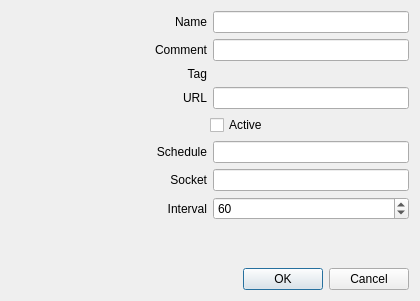
This is sources/awesomewidgets/extnetworkrequest.ui in arcan1s/awesome-widgets as Qt 5 draws it before an edit. The edited form follows.
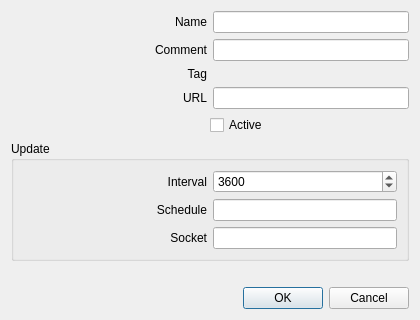
This is the edited form.

```diff
--- a/sources/awesomewidgets/extnetworkrequest.ui
+++ b/sources/awesomewidgets/extnetworkrequest.ui
@@ -7,7 +7,7 @@
     <x>0</x>
     <y>0</y>
     <width>420</width>
-    <height>301</height>
+    <height>320</height>
    </rect>
   </property>
   <property name="windowTitle">
@@ -135,51 +135,11 @@
     </layout>
    </item>
    <item>
-    <layout class="QHBoxLayout" name="layout_schedule">
-     <item>
-      <widget class="QLabel" name="label_schedule">
-       <property name="sizePolicy">
-        <sizepolicy hsizetype="Expanding" vsizetype="Preferred">
-         <horstretch>0</horstretch>
-         <verstretch>0</verstretch>
-        </sizepolicy>
-       </property>
-       <property name="text">
-        <string>Schedule</string>
-       </property>
-       <property name="alignment">
-        <set>Qt::AlignRight|Qt::AlignTrailing|Qt::AlignVCenter</set>
-       </property>
-      </widget>
-     </item>
-     <item>
-      <widget class="QLineEdit" name="lineEdit_schedule"/>
-     </item>
-    </layout>
-   </item>
-   <item>
-    <layout class="QHBoxLayout" name="layout_socket">
-     <item>
-      <widget class="QLabel" name="label_socket">
-       <property name="sizePolicy">
-        <sizepolicy hsizetype="Expanding" vsizetype="Preferred">
-         <horstretch>0</horstretch>
-         <verstretch>0</verstretch>
-        </sizepolicy>
-       </property>
-       <property name="text">
-        <string>Socket</string>
-       </property>
-       <property name="alignment">
-        <set>Qt::AlignRight|Qt::AlignTrailing|Qt::AlignVCenter</set>
-       </property>
-      </widget>
-     </item>
-     <item>
-      <widget class="QLineEdit" name="lineEdit_socket"/>
-     </item>
-    </layout>
-   </item>
+    <widget class="QGroupBox" name="groupBox_update">
+     <property name="title">
+      <string>Update</string>
+     </property>
+     <layout class="QVBoxLayout" name="verticalLayout_2">
    <item>
     <layout class="QHBoxLayout" name="layout_interval">
      <item>
@@ -204,11 +164,60 @@
         <number>10</number>
        </property>
        <property name="value">
-        <number>60</number>
+           <number>3600</number>
        </property>
       </widget>
      </item>
     </layout>
+      </item>
+      <item>
+       <layout class="QHBoxLayout" name="layout_schedule">
+        <item>
+         <widget class="QLabel" name="label_schedule">
+          <property name="sizePolicy">
+           <sizepolicy hsizetype="Expanding" vsizetype="Preferred">
+            <horstretch>0</horstretch>
+            <verstretch>0</verstretch>
+           </sizepolicy>
+          </property>
+          <property name="text">
+           <string>Schedule</string>
+          </property>
+          <property name="alignment">
+           <set>Qt::AlignRight|Qt::AlignTrailing|Qt::AlignVCenter</set>
+          </property>
+         </widget>
+        </item>
+        <item>
+         <widget class="QLineEdit" name="lineEdit_schedule"/>
+        </item>
+       </layout>
+      </item>
+      <item>
+       <layout class="QHBoxLayout" name="layout_socket">
+        <item>
+         <widget class="QLabel" name="label_socket">
+          <property name="sizePolicy">
+           <sizepolicy hsizetype="Expanding" vsizetype="Preferred">
+            <horstretch>0</horstretch>
+            <verstretch>0</verstretch>
+           </sizepolicy>
+          </property>
+          <property name="text">
+           <string>Socket</string>
+          </property>
+          <property name="alignment">
+           <set>Qt::AlignRight|Qt::AlignTrailing|Qt::AlignVCenter</set>
+          </property>
+         </widget>
+        </item>
+        <item>
+         <widget class="QLineEdit" name="lineEdit_socket"/>
+        </item>
+       </layout>
+      </item>
+     </layout>
+    </widget>
    </item>
    <item>
     <spacer name="verticalSpacer">
```
Left out of the diff: 2 changed lines with no effect on the pictures. Lines whose indentation alone changed are shown as unchanged.
